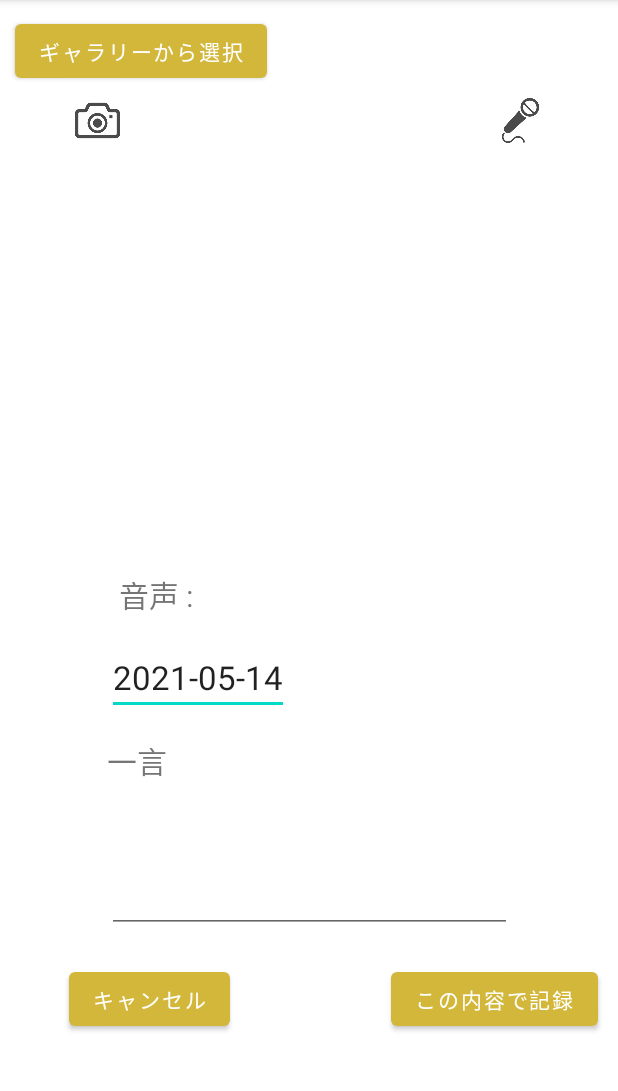
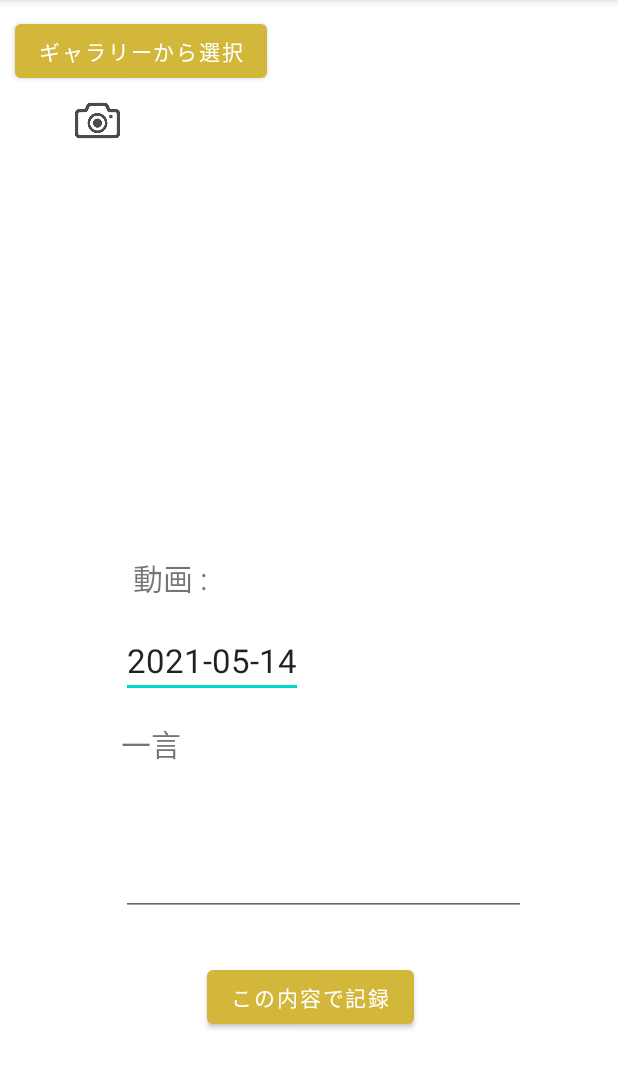
Before and after one commit to RiutaDaiki/hora_life, an Android app: the fragment EntrieFragment shown on its own in the app's theme, after a tap on "この内容で記録", on a phone screen of 412 x 824 dp, the part 84-1175 px from its top. Run offline under Robolectric (Android 15) with nearby library versions, the light colour scheme and no system bars; our stand-ins replace Firebase (no records; nobody signed in at launch, a user with empty details on screens opened directly), data binding; 3 other taps on this screen came first.

Commit message:
レイアウト整えた

```diff
--- a/app/src/main/java/com/example/horalife/diary/CancelDialogFragment.kt
+++ b/app/src/main/java/com/example/horalife/diary/CancelDialogFragment.kt
@@ -9,9 +9,9 @@ class CancelDialogFragment(): DialogFragment() {
     override fun onCreateDialog(savedInstanceState: Bundle?): Dialog {
         val builder = AlertDialog.Builder(activity)
 
-        builder.setMessage("キャンセルしますか？動画、音声、下書きは保存されません。")
-                .setPositiveButton("削除"){dialog, _ ->
-
+        builder.setMessage("キャンセルしますか？下書きは保存されません。")
+                .setPositiveButton("はい"){dialog, _ ->
+                    EntrieFragment().backToDiary()
                 }
                 .setNegativeButton("削除しない"){dialog, _ ->
 
--- a/app/src/main/java/com/example/horalife/diary/EntriesFragment.kt
+++ b/app/src/main/java/com/example/horalife/diary/EntriesFragment.kt
@@ -10,6 +10,7 @@ import android.media.ThumbnailUtils
 import android.os.Build
 import android.os.Bundle
 import android.provider.MediaStore
+import android.provider.MediaStore.Audio.Albums.EXTERNAL_CONTENT_URI
 import android.view.LayoutInflater
 import android.view.View
 import android.view.ViewGroup
@@ -56,21 +57,11 @@ class EntrieFragment: Fragment() {
         binding = EntriesFragmentBinding.inflate(layoutInflater, container, false)
         binding.lifecycleOwner = viewLifecycleOwner
 
-        binding.diaryCancelBtn.setOnClickListener(){
-            showCancelConfirm()
-        }
-
         binding.camera.setOnClickListener(){
             openVideoIntent()
             recordWay = "動画"
             binding.recordWayText.text = recordWay + " " + ":"
 
-        }
-
-        binding.mic.setOnClickListener(){
-            openMicIntent()
-            recordWay = "音声"
-            binding.recordWayText.text = recordWay + " " + ":"
         }
 
         binding.dateText.setText(LocalDate.now().toString())
@@ -81,6 +72,7 @@ class EntrieFragment: Fragment() {
 
         binding.diaryBtn.setOnClickListener(){
             storeThumbnail()
+            backToDiary()
         }
 
         return binding.root
@@ -170,4 +162,12 @@ class EntrieFragment: Fragment() {
         db.collection("Diary items")
                 .add(contents)
     }
+
+     fun backToDiary(){
+            val diary = DiaryFragment()
+            val fragmentTransaction = this.parentFragmentManager.beginTransaction()
+            fragmentTransaction.replace(R.id.fragment_container, diary)
+            fragmentTransaction.commit()
+
+    }
 }
--- a/app/src/main/res/layout/entries_fragment.xml
+++ b/app/src/main/res/layout/entries_fragment.xml
@@ -23,16 +23,6 @@
             app:srcCompat="@drawable/camera_256" />
 
 
-        <ImageView
-            android:id="@+id/mic"
-            android:layout_width="30dp"
-            android:layout_height="30dp"
-            android:layout_marginEnd="50dp"
-            android:foreground="?attr/selectableItemBackground"
-            app:layout_constraintEnd_toEndOf="parent"
-            app:layout_constraintTop_toTopOf="@+id/camera"
-            app:srcCompat="@drawable/mic_256" />
-
         <EditText
             android:id="@+id/date_text"
             android:layout_width="wrap_content"
@@ -55,30 +45,21 @@
             android:id="@+id/diary_text"
             android:layout_width="270dp"
             android:layout_height="100dp"
-            android:layout_marginBottom="20dp"
-            app:layout_constraintBottom_toTopOf="@+id/diary_cancel_btn"
+            android:layout_marginBottom="30dp"
+            app:layout_constraintBottom_toTopOf="@+id/diary_btn"
             app:layout_constraintEnd_toEndOf="parent"
-            app:layout_constraintHorizontal_bias="0.5"
-            app:layout_constraintStart_toStartOf="parent" />
-
-        <Button
-            android:id="@+id/diary_cancel_btn"
-            android:layout_width="wrap_content"
-            android:layout_height="wrap_content"
-            android:layout_marginStart="46dp"
-            android:layout_marginBottom="78dp"
-            android:text="キャンセル"
-            app:layout_constraintBottom_toBottomOf="parent"
+            app:layout_constraintHorizontal_bias="0.567"
             app:layout_constraintStart_toStartOf="parent" />
 
         <Button
             android:id="@+id/diary_btn"
             android:layout_width="wrap_content"
             android:layout_height="wrap_content"
-            android:layout_marginEnd="13dp"
+            android:layout_marginEnd="136dp"
+            android:layout_marginBottom="79dp"
             android:text="この内容で記録"
-            app:layout_constraintEnd_toEndOf="parent"
-            app:layout_constraintTop_toTopOf="@+id/diary_cancel_btn" />
+            app:layout_constraintBottom_toBottomOf="parent"
+            app:layout_constraintEnd_toEndOf="parent" />
 
         <TextView
             android:id="@+id/record_way_text"
```
